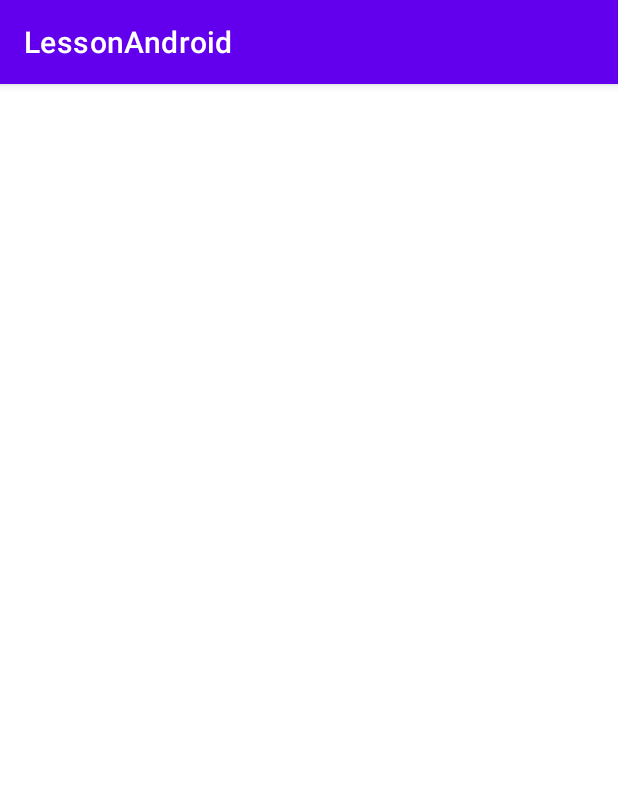
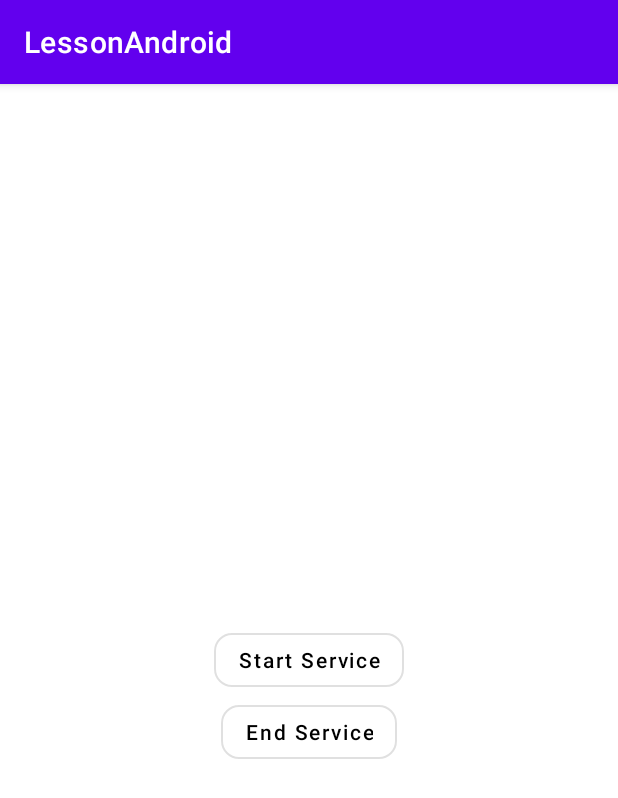
Before and after one commit to MihailLovch/LessonAndroid, an Android app: the screen it shows after launch (MainActivity), on a phone screen of 412 x 824 dp. Shown: the top 798 px of the screen. Run offline under Robolectric (Android 15) with nearby library versions, the phone set to English and light mode, and no system bars; libraries missing offline, so code that uses them is left out: by.kirich1409.viewbindingdelegate; 5 statements that could not run were skipped.

Commit message:
done starting Service

```diff
--- a/app/src/main/java/com/example/lessonandroid/MainActivity.kt
+++ b/app/src/main/java/com/example/lessonandroid/MainActivity.kt
@@ -2,6 +2,7 @@ package com.example.lessonandroid
 
 import androidx.appcompat.app.AppCompatActivity
 import android.os.Bundle
+import androidx.fragment.app.commit
 import com.example.lessonandroid.databinding.ActivityMainBinding
 import by.kirich1409.viewbindingdelegate.viewBinding
 
@@ -9,9 +10,24 @@ class MainActivity : AppCompatActivity(R.layout.activity_main) {
 
     private val viewBinding: ActivityMainBinding by viewBinding(ActivityMainBinding::bind)
     private val fragmentContainerId = R.id.main_fragments_container
+    private var permissionsHandler: PermissionsHandler? = null
 
     override fun onCreate(savedInstanceState: Bundle?) {
         super.onCreate(savedInstanceState)
-        setContentView(R.layout.activity_main)
+        permissionsHandler = PermissionsHandler(this)
+        setContentView(viewBinding.root)
+        supportFragmentManager.commit {
+            add(
+                fragmentContainerId,
+                MainFragment.getInstance(),
+                MainFragment.MAIN_FRAGMENT_TAG,
+            )
+        }
+    }
+    fun requestSinglePermission(permission: String,callBack:((Boolean) -> Unit)? = null){
+        callBack?.let {
+            permissionsHandler?.singlePermissionCallBack = callBack
+        }
+        permissionsHandler?.requestSinglePermission(permission)
     }
 }
--- /dev/null
+++ b/app/src/main/java/com/example/lessonandroid/PermissionHandler.kt
@@ -0,0 +1,19 @@
+package com.example.lessonandroid
+
+import androidx.activity.result.contract.ActivityResultContracts
+
+class PermissionsHandler(
+    private val activity: MainActivity,
+    var singlePermissionCallBack: ((Boolean) -> Unit)? = null
+) {
+    private val requestSinglePermissionLauncher = activity.registerForActivityResult(
+        ActivityResultContracts.RequestPermission()
+    ) { isGranted ->
+        singlePermissionCallBack?.invoke(isGranted)
+    }
+
+    fun requestSinglePermission(permission: String) {
+        requestSinglePermissionLauncher.launch(permission)
+    }
+
+}
--- /dev/null
+++ b/app/src/main/res/layout/fragment_main.xml
@@ -0,0 +1,33 @@
+<?xml version="1.0" encoding="utf-8"?>
+<androidx.constraintlayout.widget.ConstraintLayout xmlns:android="http://schemas.android.com/apk/res/android"
+    xmlns:app="http://schemas.android.com/apk/res-auto"
+    android:layout_width="match_parent"
+    android:layout_height="match_parent">
+
+    <Button
+        android:id="@+id/start_btn"
+        style="?attr/materialButtonOutlinedStyle"
+        android:layout_width="wrap_content"
+        android:layout_height="wrap_content"
+        android:text="Start Service"
+        android:textAllCaps="false"
+        android:textColor="@color/black"
+        app:cornerRadius="12dp"
+        app:layout_constraintBottom_toBottomOf="parent"
+        app:layout_constraintEnd_toEndOf="parent"
+        app:layout_constraintStart_toStartOf="parent"
+        app:layout_constraintTop_toTopOf="parent" />
+
+    <Button
+        android:id="@+id/end_btn"
+        style="?attr/materialButtonOutlinedStyle"
+        android:layout_width="wrap_content"
+        android:layout_height="wrap_content"
+        android:text="End Service"
+        android:textAllCaps="false"
+        android:textColor="@color/black"
+        app:cornerRadius="12dp"
+        app:layout_constraintEnd_toEndOf="parent"
+        app:layout_constraintStart_toStartOf="parent"
+        app:layout_constraintTop_toBottomOf="@id/start_btn" />
+</androidx.constraintlayout.widget.ConstraintLayout>
--- a/app/src/main/res/values/strings.xml
+++ b/app/src/main/res/values/strings.xml
@@ -1,3 +1,4 @@
 <resources>
     <string name="app_name">LessonAndroid</string>
+    <string name="my_chanel_name">Location</string>
 </resources>
```
Also changed, not shown: app/src/main/AndroidManifest.xml (+8 -0 lines), app/src/main/java/com/example/lessonandroid/CoordinatesService.kt (added, +52 -0 lines), app/src/main/java/com/example/lessonandroid/MainFragment.kt (added, +71 -0 lines), app/src/main/java/com/example/lessonandroid/NotificationHandler.kt (added, +46 -0 lines).
